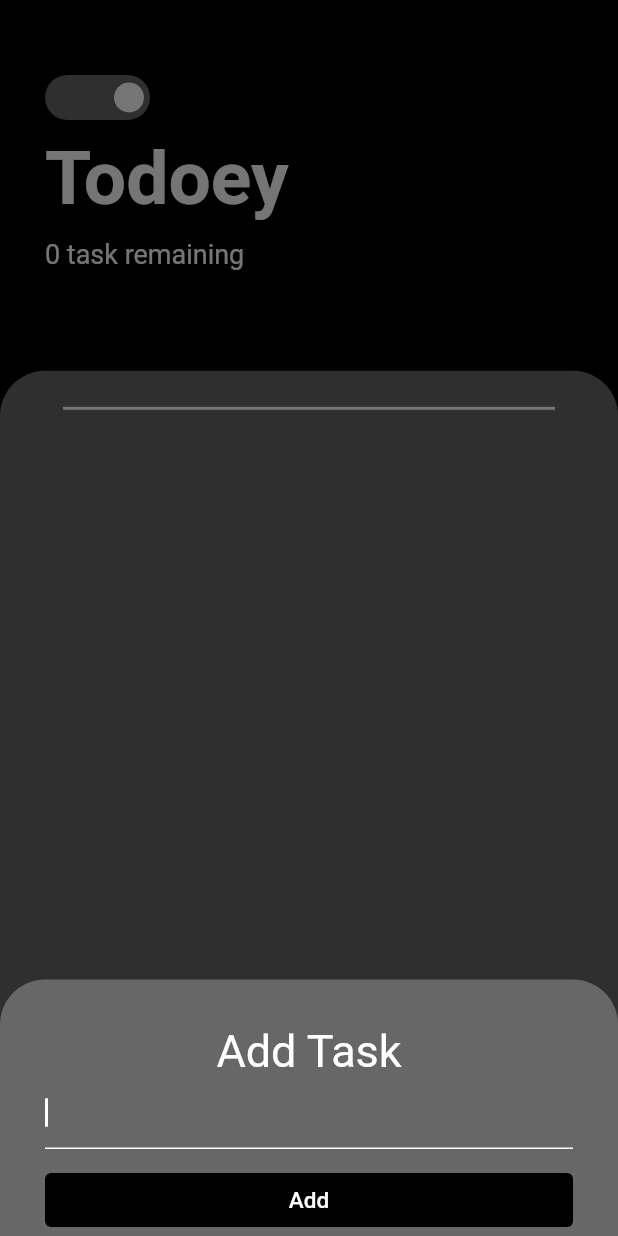
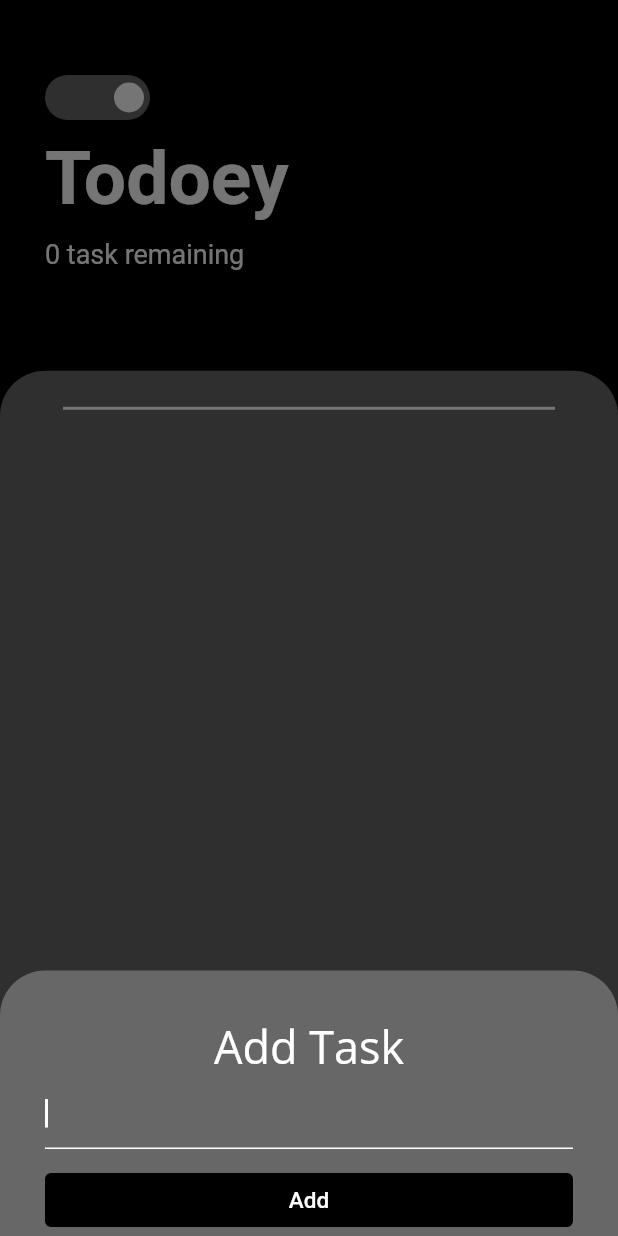
Before and after one commit to shasank27/Todoey-Hive, a Flutter app: the screen it shows after launch, after a tap on the "add" icon, on a phone screen of 412 x 824 dp. Run offline on Flutter 3.47's test engine with Material 2 defaults, Android fonts, the phone set to English and light mode, and no system bars; drawn by our look-alikes of flutter_switch; our stand-ins replace google_fonts, hive, hive_flutter, rflutter_alert, shared_preferences; accounts and stored records are empty; generated files the repository leaves out were written again.

Commit message:
TextStyleChanged

```diff
--- a/lib/screens/task_bottom_bar.dart
+++ b/lib/screens/task_bottom_bar.dart
@@ -1,6 +1,7 @@
 import 'package:flutter/material.dart';
 import 'package:provider/provider.dart';
 import 'package:todoey_flutter/data/taskchangenotifier.dart';
+import 'package:google_fonts/google_fonts.dart';
 
 class TaskScreen extends StatelessWidget {
   @override
@@ -20,9 +21,10 @@ class TaskScreen extends StatelessWidget {
           Text(
             'Add Task',
             textAlign: TextAlign.center,
-            style: TextStyle(
+            style: GoogleFonts.openSans(
               color: Theme.of(context).disabledColor,
               fontSize: 30.0,
+
             ),
           ),
           TextField(
--- a/lib/screens/task_screen.dart
+++ b/lib/screens/task_screen.dart
@@ -65,7 +65,9 @@ class _TasksScreenState extends State<TasksScreen> {
               child: Column(
                 crossAxisAlignment: CrossAxisAlignment.start,
                 children: [
-                  FlutterSwitch(
+                  Align(
+                    alignment: Alignment.topLeft,
+                        child: FlutterSwitch(
                         width: 70.0,
                         height: 30.0,
                         toggleSize: 20.0,
@@ -78,6 +80,7 @@ class _TasksScreenState extends State<TasksScreen> {
                             Provider.of<ThemeProvider>(context, listen: false);
                         provider.toggleTheme(value);
                         },
+                      ),
                   ),
                   // Switch.adaptive(
                   //   activeThumbImage: AssetImage('images/moon.png'),
--- a/pubspec.yaml
+++ b/pubspec.yaml
@@ -33,6 +33,7 @@ dependencies:
   path_provider: ^2.0.2
   rflutter_alert: ^2.0.2
   shared_preferences: ^2.0.6
+  google_fonts: ^2.1.0
   flutter_switch: ^0.3.1
 
 dev_dependencies:
```
Also changed, not shown: pubspec.lock. Lines whose indentation alone changed are shown as unchanged.
